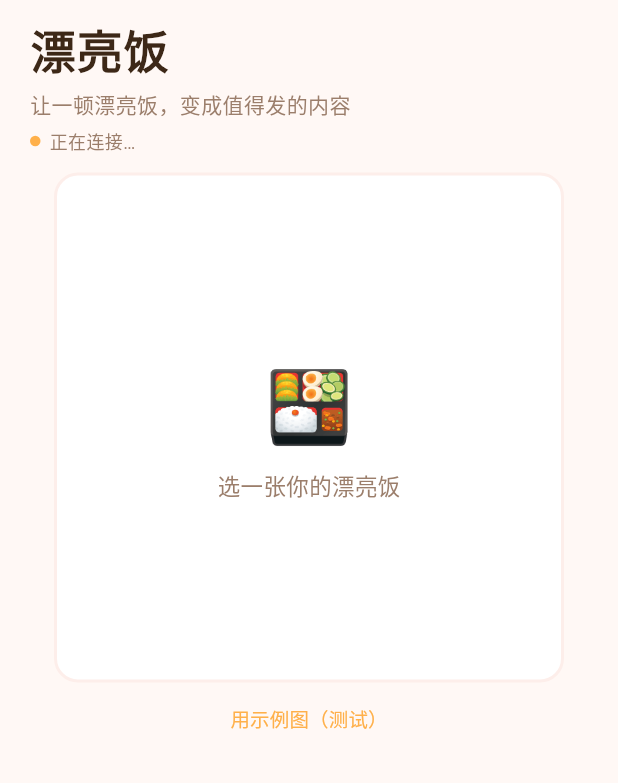
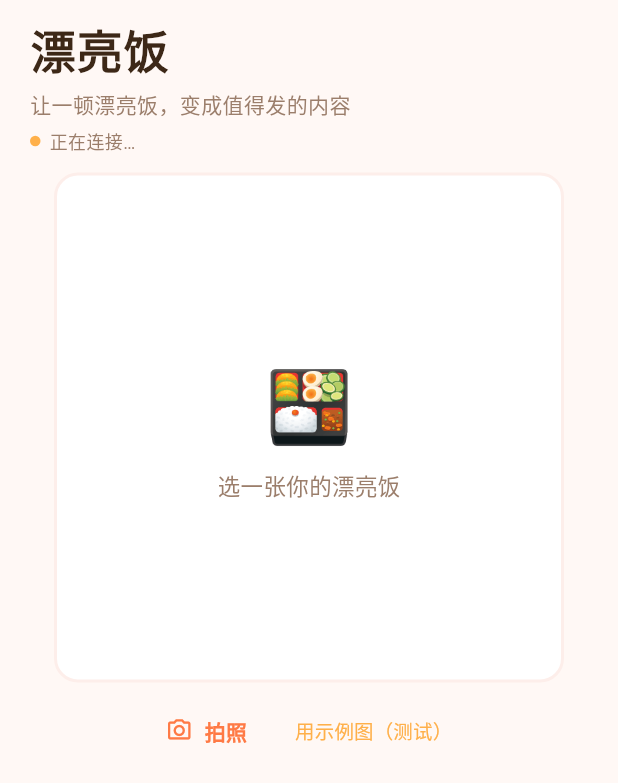
Before and after one commit to longmao/piaoliangfan-flutter, a Flutter app: the screen it shows after launch, after a tap on "选一张你的漂亮饭", on a phone screen of 412 x 824 dp. Shown: the top 783 px of the screen. Run offline on Flutter 3.47's test engine with Material 3 defaults, Android fonts, the phone set to English and light mode, and no system bars; our stand-ins replace image_picker, share_plus.

Commit message:
feat: 加 image_picker 拍照按钮 (iOS+Android)
- AndroidManifest.xml: 加 CAMERA 权限 + uses-feature camera
- lib/main.dart: 加 _takePhoto() 走 ImageSource.camera; _buildPreview 在 _uri==null
  状态下显示「拍照」按钮与「选图」并列
- Flutter iOS Info.plist 已有 NSCameraUsageDescription,无需改

```diff
--- a/lib/main.dart
+++ b/lib/main.dart
@@ -138,10 +138,13 @@ class HomePageState extends State<HomePage> {
     }
   }
 
-  Future<void> _pickImage() async {
+  Future<void> _pickImage() async => _pickFromSource(ImageSource.gallery);
+  Future<void> _takePhoto() async => _pickFromSource(ImageSource.camera);
+
+  Future<void> _pickFromSource(ImageSource source) async {
     final picker = ImagePicker();
     final picked = await picker.pickImage(
-      source: ImageSource.gallery,
+      source: source,
       imageQuality: 70,
       maxWidth: 1280,
     );
@@ -367,6 +370,21 @@ class HomePageState extends State<HomePage> {
                 ),
               ),
             ),
+            const SizedBox(height: 8),
+            // 拍照按钮：与"选图"并列，调用 ImageSource.camera（需 CAMERA 权限 + iOS NSCameraUsageDescription）
+            Row(
+              mainAxisAlignment: MainAxisAlignment.center,
+              children: [
+                TextButton.icon(
+                  key: const Key('takePhoto'),
+                  onPressed: _takePhoto,
+                  icon: const Icon(Icons.photo_camera_outlined, size: 18, color: Color(0xFFFF7A45)),
+                  label: const Text(
+                    '拍照',
+                    style: TextStyle(color: Color(0xFFFF7A45), fontSize: 14, fontWeight: FontWeight.w600),
+                  ),
+                ),
+                const SizedBox(width: 4),
                 TextButton(
                   key: const Key('bypassSample'),
                   onPressed: _loadSample,
@@ -374,6 +392,8 @@ class HomePageState extends State<HomePage> {
                     '用示例图（测试）',
                     style: TextStyle(color: Color(0xFFFFB04A), fontSize: 13),
                   ),
+                ),
+              ],
             ),
           ],
         ),
```
Also changed, not shown: 1 other file. Lines whose indentation alone changed are shown as unchanged.
